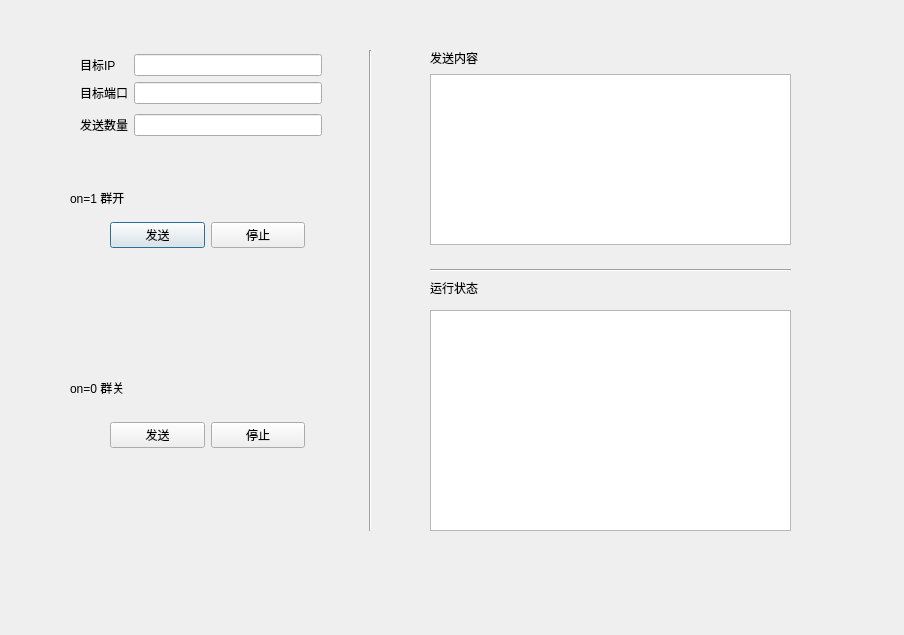
Above: QtUi.ui from sigh2021/pyqtTool before the change. Below: the same form after it.
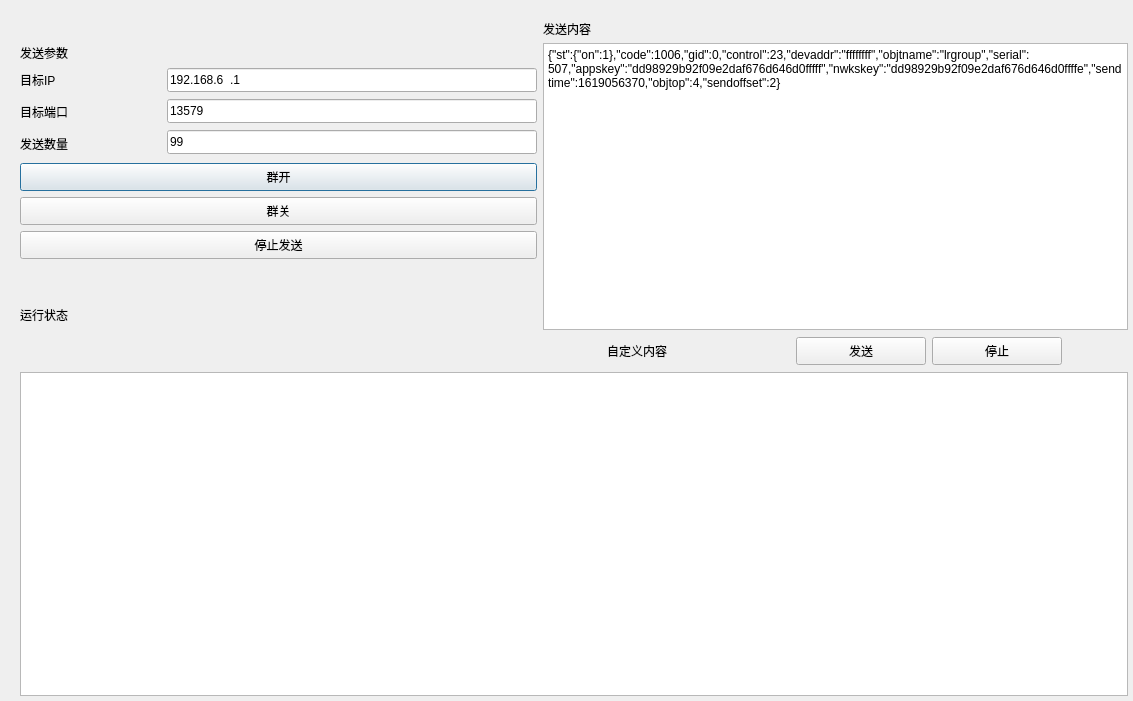
That is the form after the change.

Commit message: version0.1 console supported

Patch:
```diff
--- a/QtUi.ui
+++ b/QtUi.ui
@@ -6,222 +6,448 @@
    <rect>
     <x>0</x>
     <y>0</y>
-    <width>904</width>
-    <height>635</height>
+    <width>1133</width>
+    <height>701</height>
    </rect>
   </property>
+  <property name="sizePolicy">
+   <sizepolicy hsizetype="Preferred" vsizetype="Preferred">
+    <horstretch>99</horstretch>
+    <verstretch>99</verstretch>
+   </sizepolicy>
+  </property>
+  <property name="minimumSize">
+   <size>
+    <width>1133</width>
+    <height>701</height>
+   </size>
+  </property>
   <property name="windowTitle">
    <string>Dialog</string>
   </property>
   <property name="accessibleName">
    <string/>
   </property>
-  <widget class="QPlainTextEdit" name="plainTextEdit">
-   <property name="geometry">
-    <rect>
-     <x>430</x>
-     <y>74</y>
-     <width>361</width>
-     <height>171</height>
-    </rect>
-   </property>
-   <property name="toolTip">
-    <string>&lt;html&gt;&lt;head/&gt;&lt;body&gt;&lt;p&gt;请输入符合规范的json信息&lt;/p&gt;&lt;/body&gt;&lt;/html&gt;</string>
-   </property>
-  </widget>
-  <widget class="Line" name="line">
-   <property name="geometry">
-    <rect>
-     <x>360</x>
-     <y>50</y>
-     <width>20</width>
-     <height>481</height>
-    </rect>
-   </property>
-   <property name="orientation">
-    <enum>Qt::Vertical</enum>
-   </property>
-  </widget>
-  <widget class="QWidget" name="layoutWidget">
-   <property name="geometry">
-    <rect>
-     <x>80</x>
-     <y>50</y>
-     <width>242</width>
-     <height>90</height>
-    </rect>
-   </property>
-   <layout class="QGridLayout" name="gridLayout_2">
-    <item row="0" column="0" colspan="2">
-     <layout class="QGridLayout" name="gridLayout">
-      <item row="0" column="0">
-       <widget class="QLabel" name="label">
-        <property name="text">
-         <string>目标IP</string>
+  <property name="sizeGripEnabled">
+   <bool>false</bool>
+  </property>
+  <layout class="QGridLayout" name="gridLayout">
+   <item row="0" column="0">
+    <widget class="QWidget" name="wiget0" native="true">
+     <property name="sizePolicy">
+      <sizepolicy hsizetype="Preferred" vsizetype="Expanding">
+       <horstretch>0</horstretch>
+       <verstretch>0</verstretch>
+      </sizepolicy>
+     </property>
+     <property name="minimumSize">
+      <size>
+       <width>1126</width>
+       <height>694</height>
+      </size>
+     </property>
+     <layout class="QVBoxLayout" name="verticalLayout_8">
+      <item>
+       <layout class="QHBoxLayout" name="horizontalLayout_6">
+        <property name="sizeConstraint">
+         <enum>QLayout::SetDefaultConstraint</enum>
         </property>
-       </widget>
+        <item>
+         <layout class="QVBoxLayout" name="verticalLayout_10">
+          <item>
+           <layout class="QVBoxLayout" name="verticalLayout_9">
+            <item>
+             <layout class="QVBoxLayout" name="verticalLayout_7">
+              <item>
+               <widget class="QLabel" name="label_7">
+                <property name="minimumSize">
+                 <size>
+                  <width>0</width>
+                  <height>0</height>
+                 </size>
+                </property>
+                <property name="maximumSize">
+                 <size>
+                  <width>1253</width>
+                  <height>17</height>
+                 </size>
+                </property>
+                <property name="text">
+                 <string>发送参数</string>
+                </property>
+               </widget>
+              </item>
+              <item>
+               <layout class="QHBoxLayout" name="horizontalLayout_4">
+                <item>
+                 <layout class="QVBoxLayout" name="verticalLayout_6">
+                  <item>
+                   <widget class="QLabel" name="label">
+                    <property name="minimumSize">
+                     <size>
+                      <width>141</width>
+                      <height>26</height>
+                     </size>
+                    </property>
+                    <property name="maximumSize">
+                     <size>
+                      <width>141</width>
+                      <height>26</height>
+                     </size>
+                    </property>
+                    <property name="text">
+                     <string>目标IP</string>
+                    </property>
+                   </widget>
+                  </item>
+                  <item>
+                   <widget class="QLabel" name="label_2">
+                    <property name="minimumSize">
+                     <size>
+                      <width>141</width>
+                      <height>26</height>
+                     </size>
+                    </property>
+                    <property name="maximumSize">
+                     <size>
+                      <width>141</width>
+                      <height>26</height>
+                     </size>
+                    </property>
+                    <property name="text">
+                     <string>目标端口</string>
+                    </property>
+                   </widget>
+                  </item>
+                  <item>
+                   <widget class="QLabel" name="label_3">
+                    <property name="minimumSize">
+                     <size>
+                      <width>141</width>
+                      <height>26</height>
+                     </size>
+                    </property>
+                    <property name="maximumSize">
+                     <size>
+                      <width>141</width>
+                      <height>26</height>
+                     </size>
+                    </property>
+                    <property name="text">
+                     <string>发送数量</string>
+                    </property>
+                   </widget>
+                  </item>
+                 </layout>
+                </item>
+                <item>
+                 <layout class="QVBoxLayout" name="verticalLayout">
+                  <item>
+                   <widget class="QLineEdit" name="lineEdit">
+                    <property name="minimumSize">
+                     <size>
+                      <width>0</width>
+                      <height>0</height>
+                     </size>
+                    </property>
+                    <property name="maximumSize">
+                     <size>
+                      <width>1105</width>
+                      <height>24</height>
+                     </size>
+                    </property>
+                    <property name="inputMask">
+                     <string>000.000.000.000</string>
+                    </property>
+                    <property name="text">
+                     <string>192.168.6.1</string>
+                    </property>
+                    <property name="placeholderText">
+                     <string notr="true">192.168.6.1</string>
+                    </property>
+                   </widget>
+                  </item>
+                  <item>
+                   <widget class="QLineEdit" name="lineEdit_2">
+                    <property name="minimumSize">
+                     <size>
+                      <width>0</width>
+                      <height>0</height>
+                     </size>
+                    </property>
+                    <property name="maximumSize">
+                     <size>
+                      <width>1105</width>
+                      <height>24</height>
+                     </size>
+                    </property>
+                    <property name="text">
+                     <string>13579</string>
+                    </property>
+                    <property name="frame">
+                     <bool>true</bool>
+                    </property>
+                    <property name="dragEnabled">
+                     <bool>false</bool>
+                    </property>
+                    <property name="placeholderText">
+                     <string notr="true">13579</string>
+                    </property>
+                    <property name="clearButtonEnabled">
+                     <bool>false</bool>
+                    </property>
+                   </widget>
+                  </item>
+                  <item>
+                   <widget class="QLineEdit" name="lineEdit_3">
+                    <property name="minimumSize">
+                     <size>
+                      <width>0</width>
+                      <height>0</height>
+                     </size>
+                    </property>
+                    <property name="maximumSize">
+                     <size>
+                      <width>1105</width>
+                      <height>24</height>
+                     </size>
+                    </property>
+                    <property name="text">
+                     <string>99</string>
+                    </property>
+                    <property name="placeholderText">
+                     <string notr="true">99</string>
+                    </property>
+                   </widget>
+                  </item>
+                 </layout>
+                </item>
+               </layout>
+              </item>
+             </layout>
+            </item>
+            <item>
+             <layout class="QVBoxLayout" name="verticalLayout_2">
+              <item>
+               <widget class="QPushButton" name="pushButton">
+                <property name="minimumSize">
+                 <size>
+                  <width>0</width>
+                  <height>0</height>
+                 </size>
+                </property>
+                <property name="maximumSize">
+                 <size>
+                  <width>1253</width>
+                  <height>28</height>
+                 </size>
+                </property>
+                <property name="text">
+                 <string>群开</string>
+                </property>
+               </widget>
+              </item>
+              <item>
+               <widget class="QPushButton" name="pushButton_2">
+                <property name="minimumSize">
+                 <size>
+                  <width>0</width>
+                  <height>0</height>
+                 </size>
+                </property>
+                <property name="maximumSize">
+                 <size>
+                  <width>1253</width>
+                  <height>28</height>
+                 </size>
+                </property>
+                <property name="text">
+                 <string>群关</string>
+                </property>
+               </widget>
+              </item>
+              <item>
+               <widget class="QPushButton" name="pushButton_5">
+                <property name="minimumSize">
+                 <size>
+                  <width>0</width>
+                  <height>0</height>
+                 </size>
+                </property>
+                <property name="maximumSize">
+                 <size>
+                  <width>1253</width>
+                  <height>28</height>
+                 </size>
+                </property>
+                <property name="text">
+                 <string>停止发送</string>
+                </property>
+               </widget>
+              </item>
+             </layout>
+            </item>
+           </layout>
+          </item>
+          <item>
+           <widget class="QLabel" name="label_5">
+            <property name="minimumSize">
+             <size>
+              <width>0</width>
+              <height>0</height>
+             </size>
+            </property>
+            <property name="maximumSize">
+             <size>
+              <width>1275</width>
+              <height>52</height>
+             </size>
+            </property>
+            <property name="text">
+             <string>运行状态</string>
+            </property>
+           </widget>
+          </item>
+         </layout>
+        </item>
+        <item>
+         <layout class="QVBoxLayout" name="verticalLayout_4">
+          <item>
+           <widget class="QLabel" name="label_6">
+            <property name="minimumSize">
+             <size>
+              <width>119</width>
+              <height>17</height>
+             </size>
+            </property>
+            <property name="maximumSize">
+             <size>
+              <width>119</width>
+              <height>17</height>
+             </size>
+            </property>
+            <property name="text">
+             <string>发送内容</string>
+            </property>
+           </widget>
+          </item>
+          <item>
+           <widget class="QPlainTextEdit" name="plainTextEdit">
+            <property name="minimumSize">
+             <size>
+              <width>585</width>
+              <height>287</height>
+             </size>
+            </property>
+            <property name="maximumSize">
+             <size>
+              <width>585</width>
+              <height>287</height>
+             </size>
+            </property>
+            <property name="toolTip">
+             <string>&lt;html&gt;&lt;head/&gt;&lt;body&gt;&lt;p&gt;请输入符合规范的json信息&lt;/p&gt;&lt;/body&gt;&lt;/html&gt;</string>
+            </property>
+            <property name="plainText">
+             <string>{&quot;st&quot;:{&quot;on&quot;:1},&quot;code&quot;:1006,&quot;gid&quot;:0,&quot;control&quot;:23,&quot;devaddr&quot;:&quot;ffffffff&quot;,&quot;objtname&quot;:&quot;lrgroup&quot;,&quot;serial&quot;:507,&quot;appskey&quot;:&quot;dd98929b92f09e2daf676d646d0fffff&quot;,&quot;nwkskey&quot;:&quot;dd98929b92f09e2daf676d646d0ffffe&quot;,&quot;sendtime&quot;:1619056370,&quot;objtop&quot;:4,&quot;sendoffset&quot;:2}</string>
+            </property>
+           </widget>
+          </item>
+          <item>
+           <layout class="QHBoxLayout" name="horizontalLayout_5">
+            <item>
+             <widget class="QLabel" name="label_15">
+              <property name="minimumSize">
+               <size>
+                <width>119</width>
+                <height>30</height>
+               </size>
+              </property>
+              <property name="maximumSize">
+               <size>
+                <width>119</width>
+                <height>30</height>
+               </size>
+              </property>
+              <property name="text">
+               <string>自定义内容</string>
+              </property>
+             </widget>
+            </item>
+            <item>
+             <layout class="QHBoxLayout" name="horizontalLayout_2">
+              <item>
+               <widget class="QPushButton" name="pushButton_3">
+                <property name="minimumSize">
+                 <size>
+                  <width>130</width>
+                  <height>28</height>
+                 </size>
+                </property>
+                <property name="maximumSize">
+                 <size>
+                  <width>130</width>
+                  <height>28</height>
+                 </size>
+                </property>
+                <property name="text">
+                 <string>发送</string>
+                </property>
+               </widget>
+              </item>
+              <item>
+               <widget class="QPushButton" name="pushButton_4">
+                <property name="minimumSize">
+                 <size>
+                  <width>130</width>
+                  <height>28</height>
+                 </size>
+                </property>
+                <property name="maximumSize">
+                 <size>
+                  <width>130</width>
+                  <height>28</height>
+                 </size>
+                </property>
+                <property name="text">
+                 <string>停止</string>
+                </property>
+               </widget>
+              </item>
+             </layout>
+            </item>
+           </layout>
+          </item>
+         </layout>
+        </item>
+       </layout>
       </item>
-      <item row="0" column="1">
-       <widget class="QLineEdit" name="lineEdit">
-        <property name="text">
+      <item>
+       <widget class="QTextBrowser" name="textBrowser_2">
+        <property name="minimumSize">
+         <size>
+          <width>1101</width>
+          <height>304</height>
+         </size>
+        </property>
+        <property name="maximumSize">
+         <size>
+          <width>1891</width>
+          <height>606</height>
+         </size>
+        </property>
+        <property name="toolTip">
          <string/>
         </property>
-       </widget>
-      </item>
-      <item row="1" column="0">
-       <widget class="QLabel" name="label_2">
-        <property name="text">
-         <string>目标端口</string>
+        <property name="autoFillBackground">
+         <bool>false</bool>
         </property>
        </widget>
       </item>
-      <item row="1" column="1">
-       <widget class="QLineEdit" name="lineEdit_2"/>
-      </item>
      </layout>
-    </item>
-    <item row="1" column="0">
-     <widget class="QLabel" name="label_3">
-      <property name="text">
-       <string>发送数量</string>
-      </property>
-     </widget>
-    </item>
-    <item row="1" column="1">
-     <widget class="QLineEdit" name="lineEdit_3"/>
-    </item>
-   </layout>
-  </widget>
-  <widget class="QWidget" name="layoutWidget">
-   <property name="geometry">
-    <rect>
-     <x>110</x>
-     <y>220</y>
-     <width>195</width>
-     <height>30</height>
-    </rect>
-   </property>
-   <layout class="QHBoxLayout" name="horizontalLayout_2">
-    <item>
-     <widget class="QPushButton" name="pushButton">
-      <property name="text">
-       <string>发送</string>
-      </property>
-     </widget>
-    </item>
-    <item>
-     <widget class="QPushButton" name="pushButton_2">
-      <property name="text">
-       <string>停止</string>
-      </property>
-     </widget>
-    </item>
-   </layout>
-  </widget>
-  <widget class="QPlainTextEdit" name="plainTextEdit_2">
-   <property name="geometry">
-    <rect>
-     <x>430</x>
-     <y>310</y>
-     <width>361</width>
-     <height>221</height>
-    </rect>
-   </property>
-   <property name="toolTip">
-    <string>&lt;html&gt;&lt;head/&gt;&lt;body&gt;&lt;p&gt;请输入符合规范的json信息&lt;/p&gt;&lt;/body&gt;&lt;/html&gt;</string>
-   </property>
-  </widget>
-  <widget class="Line" name="line_2">
-   <property name="geometry">
-    <rect>
-     <x>430</x>
-     <y>260</y>
-     <width>361</width>
-     <height>20</height>
-    </rect>
-   </property>
-   <property name="orientation">
-    <enum>Qt::Horizontal</enum>
-   </property>
-  </widget>
-  <widget class="QLabel" name="label_4">
-   <property name="geometry">
-    <rect>
-     <x>430</x>
-     <y>50</y>
-     <width>72</width>
-     <height>15</height>
-    </rect>
-   </property>
-   <property name="text">
-    <string>发送内容</string>
-   </property>
-  </widget>
-  <widget class="QLabel" name="label_5">
-   <property name="geometry">
-    <rect>
-     <x>430</x>
-     <y>280</y>
-     <width>72</width>
-     <height>15</height>
-    </rect>
-   </property>
-   <property name="text">
-    <string>运行状态</string>
-   </property>
-  </widget>
-  <widget class="QWidget" name="layoutWidget_2">
-   <property name="geometry">
-    <rect>
-     <x>110</x>
-     <y>420</y>
-     <width>195</width>
-     <height>30</height>
-    </rect>
-   </property>
-   <layout class="QHBoxLayout" name="horizontalLayout_3">
-    <item>
-     <widget class="QPushButton" name="pushButton_3">
-      <property name="text">
-       <string>发送</string>
-      </property>
-     </widget>
-    </item>
-    <item>
-     <widget class="QPushButton" name="pushButton_4">
-      <property name="text">
-       <string>停止</string>
-      </property>
-     </widget>
-    </item>
-   </layout>
-  </widget>
-  <widget class="QLabel" name="label_6">
-   <property name="geometry">
-    <rect>
-     <x>70</x>
-     <y>190</y>
-     <width>72</width>
-     <height>15</height>
-    </rect>
-   </property>
-   <property name="text">
-    <string>on=1 群开</string>
-   </property>
-  </widget>
-  <widget class="QLabel" name="label_7">
-   <property name="geometry">
-    <rect>
-     <x>70</x>
-     <y>380</y>
-     <width>72</width>
-     <height>15</height>
-    </rect>
-   </property>
-   <property name="text">
-    <string>on=0 群关</string>
-   </property>
-  </widget>
+    </widget>
+   </item>
+  </layout>
  </widget>
  <resources/>
  <connections/>
```
The commit also changes 2 other files.
